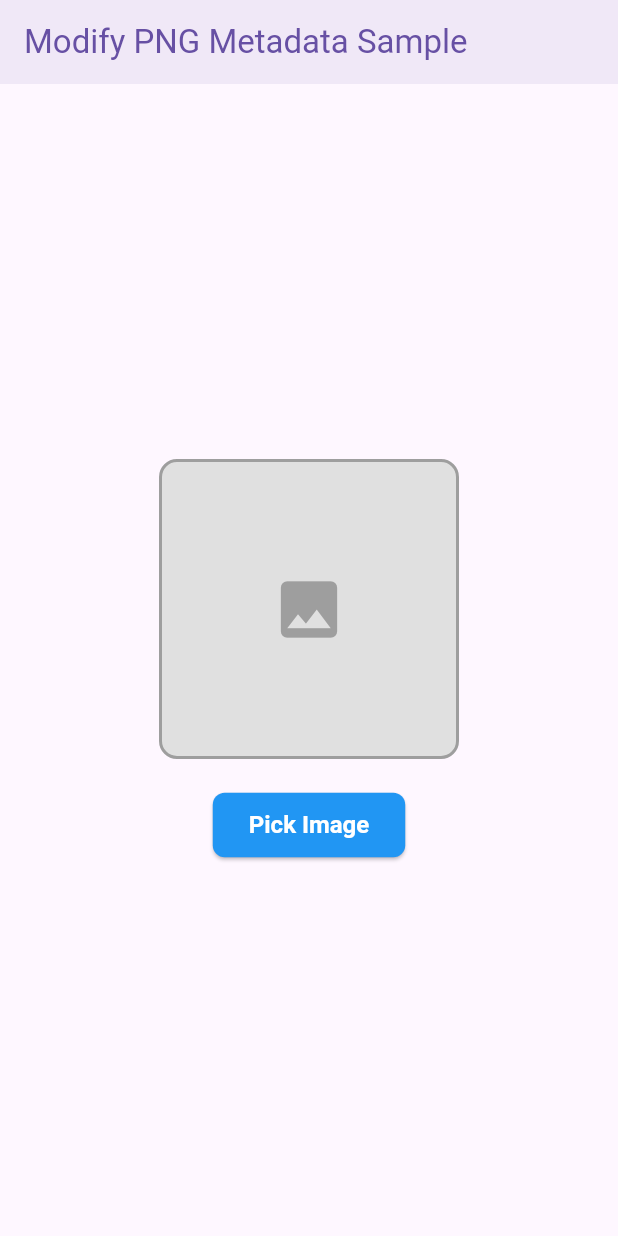
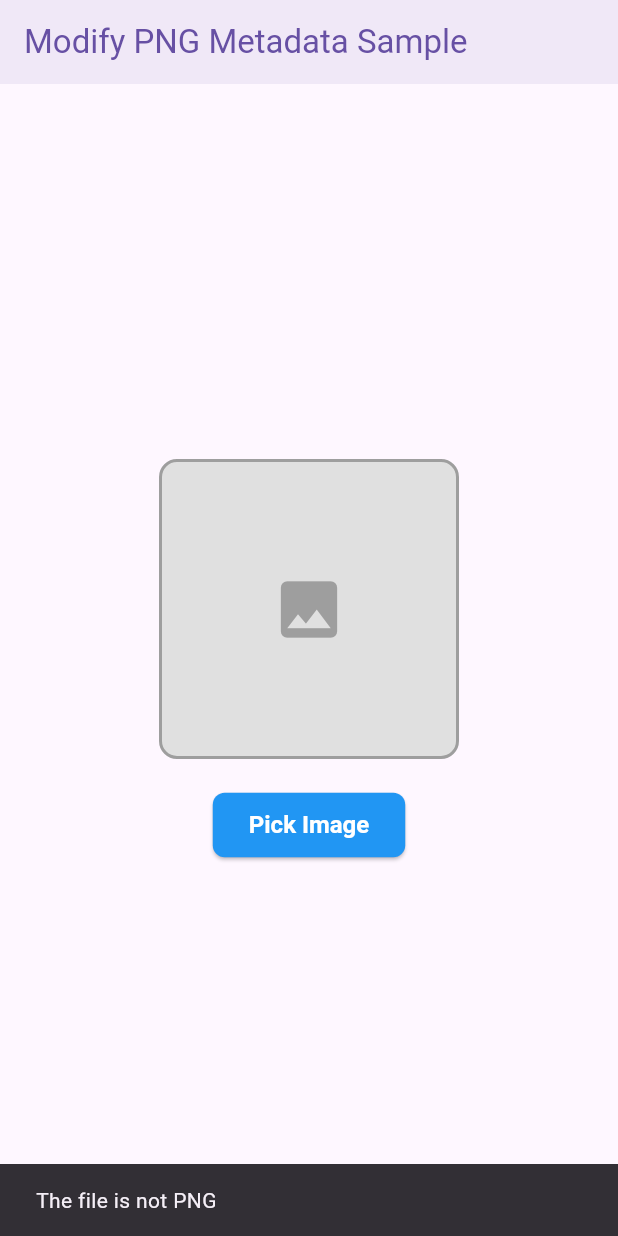
Before and after one commit to jhj0517/flutter-samples, a Flutter app: the screen it shows after launch, after a tap on "Pick Image", on a phone screen of 412 x 824 dp. Run offline on Flutter 3.47's test engine with Material 3 defaults, Android fonts, the phone set to English and light mode, and no system bars; our stand-ins replace device_preview, firebase_auth, firebase_core, flutter_phoenix, get_it, google_fonts and 7 more; missing offline and left inert: googleapis, png_chunks_encode, png_chunks_extract; accounts and stored records are empty; generated files the repository leaves out were written again.

Commit message:
update image pick logic

```diff
--- a/modify_png_metadata/lib/presentation/views/home/home_page.dart
+++ b/modify_png_metadata/lib/presentation/views/home/home_page.dart
@@ -4,6 +4,7 @@ import 'package:flutter/material.dart';
 import 'package:modify_png_metadata/repositories/chunk_repository.dart';
 import 'package:image_picker/image_picker.dart';
 import 'package:provider/provider.dart';
+import 'package:mime/mime.dart';
 import 'package:intl/intl.dart';
 
 import '../../../di/dependency_injection.dart';
@@ -17,6 +18,10 @@ class MyHomePage extends StatefulWidget {
 
   @override
   State<MyHomePage> createState() => _MyHomePageState();
+}
+
+enum PossibleMimes{
+  png
 }
 
 class _MyHomePageState extends State<MyHomePage> {
@@ -37,9 +42,22 @@ class _MyHomePageState extends State<MyHomePage> {
 
   Future<void> _pickImage() async {
     final picker = ImagePicker();
-    final pickedFile = await picker.getImage(source: ImageSource.gallery);
+    final pickedFile = await picker.pickImage(
+      source: ImageSource.gallery,
+    );
+
+    final mime = lookupMimeType(pickedFile?.path ?? "");
+    if (mime == null || !mime.startsWith("image/png")) {
+      ScaffoldMessenger.of(context).showSnackBar(
+        const SnackBar(
+          content: Text('The file is not PNG'),
+        ),
+      );
+      return;
+    }
 
     if (pickedFile != null) {
+      ScaffoldMessenger.of(context).hideCurrentSnackBar();
       setState(() {
         _image = File(pickedFile.path);
       });
```
